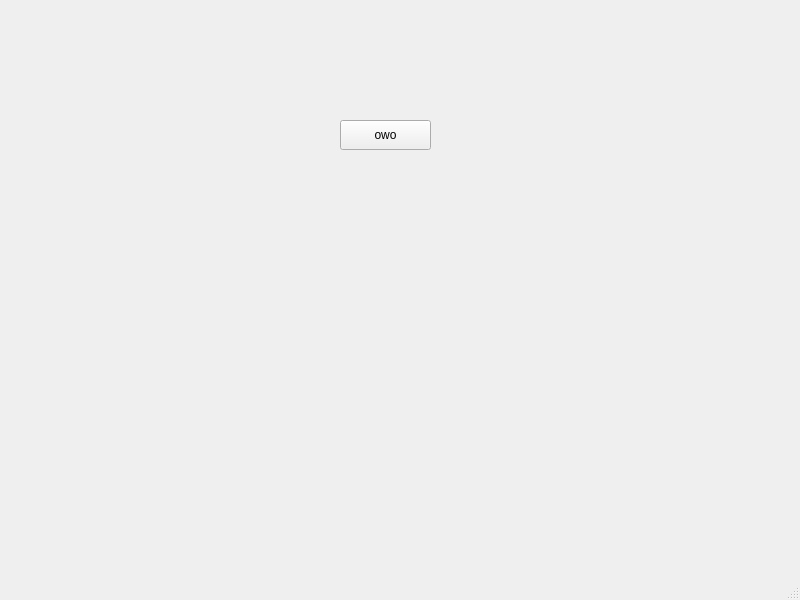
Above: ui/Ui_MainWindow.ui from CrossCRS/umcs-ica before the change. Below: the same form after it.
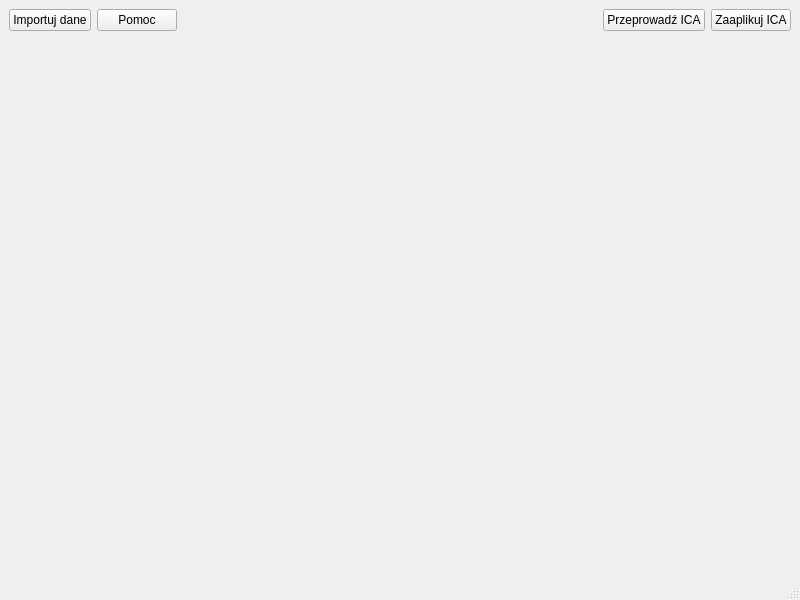
That is the form after the change.

Diff of the .ui file:
```diff
--- a/ui/Ui_MainWindow.ui
+++ b/ui/Ui_MainWindow.ui
@@ -14,19 +14,60 @@
    <string>ICA</string>
   </property>
   <widget class="QWidget" name="centralwidget">
-   <widget class="QPushButton" name="bOpen">
-    <property name="geometry">
-     <rect>
-      <x>340</x>
-      <y>120</y>
-      <width>91</width>
-      <height>30</height>
-     </rect>
-    </property>
-    <property name="text">
-     <string>owo</string>
-    </property>
-   </widget>
+   <layout class="QVBoxLayout" name="verticalLayout_2" stretch="0,1">
+    <item>
+     <layout class="QHBoxLayout" name="horizontalLayout">
+      <item>
+       <widget class="QPushButton" name="bOpen">
+        <property name="text">
+         <string>Importuj dane</string>
+        </property>
+       </widget>
+      </item>
+      <item>
+       <widget class="QPushButton" name="bHelp">
+        <property name="text">
+         <string>Pomoc</string>
+        </property>
+       </widget>
+      </item>
+      <item>
+       <spacer name="horizontalSpacer">
+        <property name="orientation">
+         <enum>Qt::Horizontal</enum>
+        </property>
+        <property name="sizeHint" stdset="0">
+         <size>
+          <width>40</width>
+          <height>20</height>
+         </size>
+        </property>
+       </spacer>
+      </item>
+      <item>
+       <widget class="QPushButton" name="bICA">
+        <property name="text">
+         <string>Przeprowadź ICA</string>
+        </property>
+       </widget>
+      </item>
+      <item>
+       <widget class="QPushButton" name="bApply">
+        <property name="text">
+         <string>Zaaplikuj ICA</string>
+        </property>
+       </widget>
+      </item>
+     </layout>
+    </item>
+    <item>
+     <layout class="QVBoxLayout" name="layoutPlot">
+      <item>
+       <widget class="QWidget" name="widget" native="true"/>
+      </item>
+     </layout>
+    </item>
+   </layout>
   </widget>
   <widget class="QMenuBar" name="menubar">
    <property name="geometry">
```
